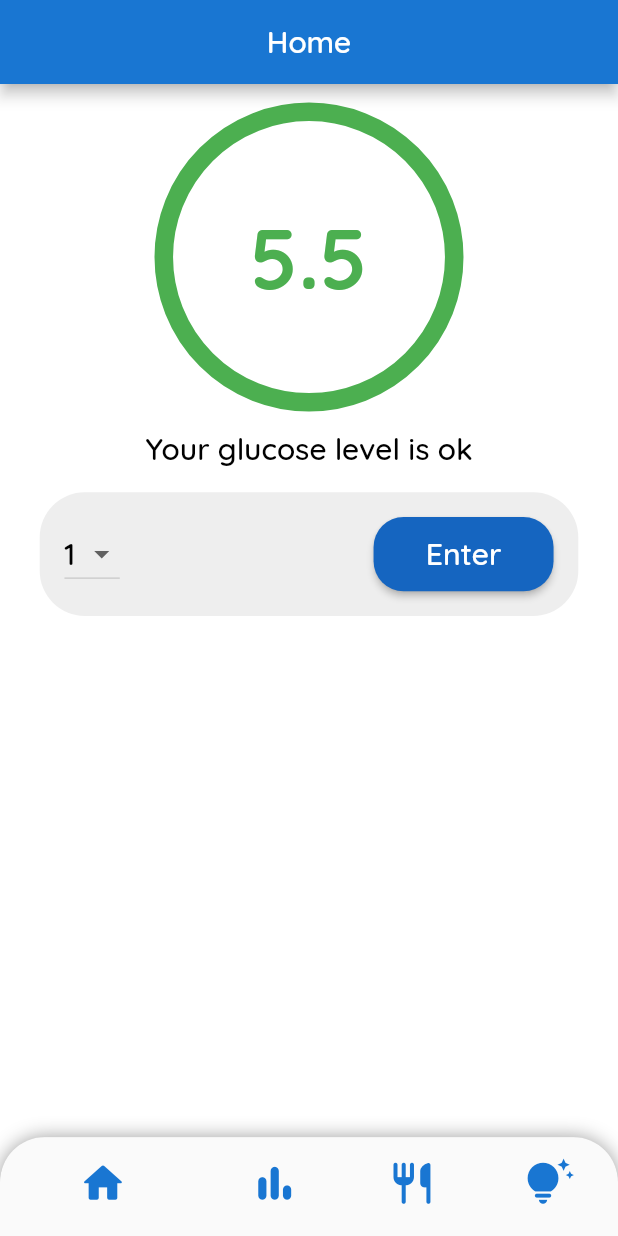
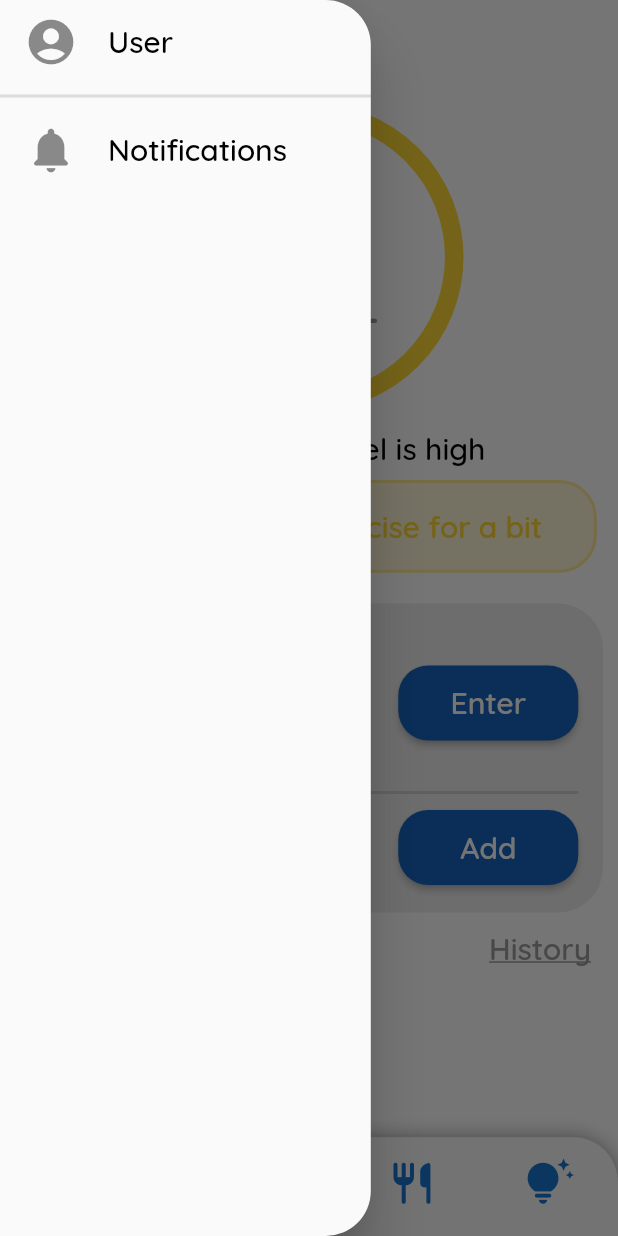
Before and after one commit to assanbayg/dselect, a Flutter app: the screen it shows after launch, with the side drawer open (before the commit the screen has no drawer), on a phone screen of 412 x 824 dp. Run offline on Flutter 3.47's test engine with Material 2 defaults, Android fonts, the phone set to English and light mode, and no system bars; our stand-ins replace fl_chart.

Commit message:
added chart screen

```diff
--- a/lib/main.dart
+++ b/lib/main.dart
@@ -3,6 +3,7 @@ import 'package:provider/provider.dart';
 
 import 'theme.dart';
 import 'providers/glucose_level.dart';
+import 'providers/insulin.dart';
 import 'screens/nav_bar.dart';
 
 void main() {
@@ -17,6 +18,7 @@ class MyApp extends StatelessWidget {
     return MultiProvider(
       providers: [
         ChangeNotifierProvider(create: (context) => GlucoseLevel()),
+        ChangeNotifierProvider(create: (context) => Insulin()),
       ],
       child: MaterialApp(
         debugShowCheckedModeBanner: false,
--- a/lib/providers/glucose_level.dart
+++ b/lib/providers/glucose_level.dart
@@ -2,6 +2,57 @@ import 'package:flutter/material.dart';
 
 class GlucoseLevel with ChangeNotifier {
   //normal range is 3.3-5.5 mmol/L
-  double glucoseLevel = 5.5;
-  List<double> glucoseLevelList = [];
+  Map<String, double> glucoseLevelRange = {
+    'low': 3.3,
+    'high': 5.5,
+    'extreme': 15.5,
+  };
+
+  List<double> glucoseLevelList = [
+    11.7,
+    10.4,
+    9.8,
+    14.7,
+    14,
+    13.5,
+    12,
+    13.8,
+    14.5,
+    15.5,
+    13,
+    11,
+    5,
+    10.8,
+    9,
+    6,
+    8.9,
+    9.7,
+    10.9,
+    10.4,
+    11.6,
+    8.7,
+    7.5,
+    5.9,
+    6.6,
+  ];
+
+  double get max {
+    double maxVal = 0.0;
+    for (double val in glucoseLevelList) {
+      if (val > maxVal) {
+        maxVal = val;
+      }
+    }
+    return maxVal;
+  }
+
+  double get min {
+    double minVal = 100;
+    for (double val in glucoseLevelList) {
+      if (val < minVal) {
+        minVal = val;
+      }
+    }
+    return minVal;
+  }
 }
--- a/lib/providers/insulin.dart
+++ b/lib/providers/insulin.dart
@@ -1,8 +1,15 @@
-// import 'package:flutter/material.dart';
+import 'package:flutter/material.dart';
 
-// class Insulin with ChangeNotifier {
-//     List<String> insulinTypes = [];
-//     Map<> lastEnter = {
-//       'type' : insulinTypes[0],
-//     };
-// }
+class Insulin with ChangeNotifier {
+  final List<String> _insulinTypes = [
+    'rapid-acting',
+    'short-acting',
+    'intermediate-acting',
+    'mixed',
+    'long-acting',
+  ];
+  List<int> _dose = [1, 2, 3, 4, 5, 6, 7, 8, 9, 10];
+
+  List<String> get insulinTypes => _insulinTypes;
+  List<int> get dose => _dose;
+}
--- a/lib/screens/home_screen.dart
+++ b/lib/screens/home_screen.dart
@@ -1,8 +1,7 @@
-import 'package:dselect/widgets/insulin_enter.dart';
 import 'package:flutter/material.dart';
 
-import '../widgets/my_app_bar.dart';
 import '../widgets/circle_chart.dart';
+import '../widgets/insulin_enter.dart';
 
 class HomeScreen extends StatelessWidget {
   const HomeScreen({super.key});
@@ -12,14 +11,31 @@ class HomeScreen extends StatelessWidget {
     ThemeData theme = Theme.of(context);
     Size size = MediaQuery.of(context).size;
     return Scaffold(
-      appBar: MyAppBar(title: 'Home'),
+      appBar: AppBar(
+        title: Text('Hello, Venera', style: theme.textTheme.headlineSmall),
+        backgroundColor: Colors.transparent,
+        elevation: 0,
+      ),
       body: Padding(
         padding: const EdgeInsets.symmetric(horizontal: 10),
-        child: Column(
-          children: const [
-            CircleChart(),
-            InsulinEnter(),
-          ],
+        child: SingleChildScrollView(
+          child: Column(
+            children: [
+              const CircleChart(),
+              //const GlucoseLevelEnter(),
+              const InsulinEnter(),
+              Row(
+                mainAxisAlignment: MainAxisAlignment.end,
+                children: [
+                  TextButton(
+                    onPressed: () {},
+                    child: const Text('History',
+                        style: TextStyle(color: Colors.grey)),
+                  ),
+                ],
+              ),
+            ],
+          ),
         ),
       ),
     );
--- a/lib/screens/nav_bar.dart
+++ b/lib/screens/nav_bar.dart
@@ -1,5 +1,8 @@
-import 'package:dselect/screens/home_screen.dart';
 import 'package:flutter/material.dart';
+
+import '../widgets/my_drawer.dart';
+import 'home_screen.dart';
+import 'chart_screen.dart';
 
 class NavigationBarScreen extends StatefulWidget {
   static const routeName = '/nav-bar';
@@ -13,7 +16,7 @@ class _NavigationBarScreenState extends State<NavigationBarScreen> {
   var selectedIndex = 0;
   static List<Widget> screens = [
     HomeScreen(),
-    Center(),
+    ChartScreen(),
     Center(),
     Center(),
   ];
@@ -75,6 +78,7 @@ class _NavigationBarScreenState extends State<NavigationBarScreen> {
           ),
         ),
       ),
+      drawer: MyDrawer(),
     );
   }
 }
--- a/lib/widgets/circle_chart.dart
+++ b/lib/widgets/circle_chart.dart
@@ -12,40 +12,52 @@ class CircleChart extends StatefulWidget {
 class _CircleChartState extends State<CircleChart> {
   @override
   Widget build(BuildContext context) {
-    double glucoseLevel = Provider.of<GlucoseLevel>(context).glucoseLevel;
-    String levelText = 'Your glucose level is ok!';
+    Size size = MediaQuery.of(context).size;
+    double glucoseLevel =
+        Provider.of<GlucoseLevel>(context).glucoseLevelList.last;
+    Map<String, double> glucoseLevelRange =
+        Provider.of<GlucoseLevel>(context).glucoseLevelRange;
+
+    String levelText = '';
+    String tipText = '';
     Color color = Colors.green;
 
-    if (glucoseLevel >= 3.3 && glucoseLevel <= 5.5) {
+    if (glucoseLevel >= glucoseLevelRange['low']! &&
+        glucoseLevel <= glucoseLevelRange['high']!) {
       setState(() {
         levelText = 'Your glucose level is ok';
+        tipText = 'Relax, no need to worry';
         color = Colors.green;
       });
     }
-    if (glucoseLevel > 10) {
+    if (glucoseLevel > glucoseLevelRange['extreme']!) {
       setState(() {
         levelText = 'Your glucose level is very high!';
+        tipText = 'You need to have rapid-acting insulin!';
         color = Colors.red;
       });
     }
-    if (glucoseLevel > 5.5 && glucoseLevel <= 10) {
+    if (glucoseLevel > glucoseLevelRange['high']! &&
+        glucoseLevel <= glucoseLevelRange['extreme']!) {
       setState(() {
         levelText = 'Your glucose level is high';
-        color = Colors.yellow;
+        tipText = 'Have a walk and exercise for a bit';
+        color = Colors.yellow.shade600;
       });
     }
-    if (glucoseLevel < 3.3) {
+    if (glucoseLevel < glucoseLevelRange['low']!) {
       setState(() {
         levelText = 'Your glucose level is low!';
+        tipText = 'Try to it something sweet';
         color = Colors.red;
       });
     }
     return Column(
       children: [
         Container(
-          height: MediaQuery.of(context).size.width * 0.5,
+          height: size.width * 0.5,
           margin: EdgeInsets.symmetric(
-            vertical: MediaQuery.of(context).size.width * 0.03,
+            vertical: size.width * 0.03,
           ),
           alignment: Alignment.center,
           decoration: BoxDecoration(
@@ -53,18 +65,48 @@ class _CircleChartState extends State<CircleChart> {
             shape: BoxShape.circle,
             border: Border.all(
               color: color,
-              width: MediaQuery.of(context).size.width * 0.03,
+              width: size.width * 0.03,
             ),
           ),
-          child: Text(
-            glucoseLevel.toString(),
-            style: Theme.of(context)
-                .textTheme
-                .displayMedium!
-                .copyWith(color: color),
+          child: Column(
+            mainAxisAlignment: MainAxisAlignment.center,
+            children: [
+              Text(
+                glucoseLevel.toString(),
+                style: Theme.of(context)
+                    .textTheme
+                    .displayMedium!
+                    .copyWith(color: color),
+              ),
+              Text(
+                'mmol/L',
+                style: Theme.of(context)
+                    .textTheme
+                    .headlineSmall!
+                    .copyWith(color: Colors.grey),
+              ),
+            ],
           ),
         ),
         Text(levelText),
+        Container(
+          height: size.height * 0.075,
+          width: double.infinity,
+          margin: EdgeInsets.only(
+            top: size.width * 0.02,
+            left: size.width * 0.01,
+            right: size.width * 0.01,
+          ),
+          padding: EdgeInsets.symmetric(
+              vertical: size.height * 0.02, horizontal: size.height * 0.03),
+          alignment: Alignment.centerLeft,
+          decoration: BoxDecoration(
+            color: color.withOpacity(0.2),
+            border: Border.all(width: 2, color: color.withOpacity(0.4)),
+            borderRadius: BorderRadius.circular(25),
+          ),
+          child: Text(tipText, style: TextStyle(color: color)),
+        )
       ],
     );
   }
--- a/lib/widgets/insulin_enter.dart
+++ b/lib/widgets/insulin_enter.dart
@@ -1,4 +1,7 @@
 import 'package:flutter/material.dart';
+import 'package:provider/provider.dart';
+
+import '../providers/insulin.dart';
 
 class InsulinEnter extends StatelessWidget {
   const InsulinEnter({super.key});
@@ -6,22 +9,38 @@ class InsulinEnter extends StatelessWidget {
   @override
   Widget build(BuildContext context) {
     Size size = MediaQuery.of(context).size;
-    List<int> list = [1, 2, 3, 4, 5, 6, 7];
-    int dropdownButtonValue = list.first;
+    List<int> list = Provider.of<Insulin>(context).dose;
+    List<String> insulinTypes = Provider.of<Insulin>(context).insulinTypes;
+
+    int doseValue = list.first;
+    String type = insulinTypes.first;
 
     return Container(
-      height: size.height * 0.10,
-      margin: EdgeInsets.all(size.height * 0.02),
+      height: size.height * 0.25,
+      margin: EdgeInsets.only(
+        top: size.width * 0.05,
+      ),
       padding: EdgeInsets.all(size.height * 0.02),
       decoration: BoxDecoration(
         color: Colors.grey.shade200,
         borderRadius: BorderRadius.circular(30),
       ),
-      child: Row(
+      child: Column(
+        mainAxisAlignment: MainAxisAlignment.spaceAround,
+        children: [
+          Row(
             mainAxisAlignment: MainAxisAlignment.spaceBetween,
             children: [
+              Column(
+                mainAxisAlignment: MainAxisAlignment.center,
+                crossAxisAlignment: CrossAxisAlignment.end,
+                children: [
+                  Row(
+                    children: [
+                      const Text('Bread Units'),
+                      SizedBox(width: size.width * 0.15),
                       DropdownButton(
-            value: dropdownButtonValue,
+                        value: doseValue,
                         style: Theme.of(context).textTheme.bodyMedium,
                         onChanged: (val) {},
                         items: list.map<DropdownMenuItem<int>>((int value) {
@@ -31,12 +50,51 @@ class InsulinEnter extends StatelessWidget {
                           );
                         }).toList(),
                       ),
+                    ],
+                  ),
+                  DropdownButton(
+                    value: type,
+                    style: Theme.of(context).textTheme.bodyMedium,
+                    onChanged: (val) {},
+                    items: insulinTypes
+                        .map<DropdownMenuItem<String>>((String value) {
+                      return DropdownMenuItem<String>(
+                        value: value,
+                        child: Text(value),
+                      );
+                    }).toList(),
+                  ),
+                ],
+              ),
+              SizedBox(width: size.width * 0.03),
               ElevatedButton(
                 onPressed: () {},
                 child: const Text('Enter'),
               ),
             ],
           ),
+          const Divider(thickness: 2),
+          Row(
+            mainAxisAlignment: MainAxisAlignment.spaceBetween,
+            children: [
+              Row(
+                mainAxisAlignment: MainAxisAlignment.spaceBetween,
+                children: [
+                  const Text('Glucose level'),
+                  SizedBox(width: size.width * 0.08),
+                  SizedBox(
+                    width: size.width * 0.15,
+                    child: TextField(
+                        keyboardType: TextInputType.number,
+                        style: Theme.of(context).textTheme.bodyMedium),
+                  ),
+                ],
+              ),
+              ElevatedButton(onPressed: () {}, child: const Text('Add')),
+            ],
+          ),
+        ],
+      ),
     );
   }
 }
--- a/lib/widgets/my_app_bar.dart
+++ b/lib/widgets/my_app_bar.dart
@@ -3,10 +3,7 @@ import 'package:flutter/material.dart';
 class MyAppBar extends StatelessWidget with PreferredSizeWidget {
   final String title;
 
-  MyAppBar({
-    super.key,
-    required this.title,
-  });
+  MyAppBar({super.key, required this.title});
   @override
   Size get preferredSize => const Size.fromHeight(kToolbarHeight);
 
--- /dev/null
+++ b/lib/widgets/my_drawer.dart
@@ -0,0 +1,35 @@
+import 'package:flutter/material.dart';
+
+class MyDrawer extends StatelessWidget {
+  const MyDrawer({super.key});
+  @override
+  Widget build(BuildContext context) {
+    Widget buildListTile(String title, IconData icon, Function()? tapHandler) {
+      return ListTile(
+        title: Text(
+          title,
+          style: Theme.of(context).textTheme.bodyMedium,
+        ),
+        leading: Icon(icon, size: 36),
+        onTap: tapHandler,
+      );
+    }
+
+    return SafeArea(
+      child: Drawer(
+        width: MediaQuery.of(context).size.width * 0.6,
+        shape: const RoundedRectangleBorder(
+          borderRadius: BorderRadius.only(
+            topRight: Radius.circular(30),
+            bottomRight: Radius.circular(30),
+          ),
+        ),
+        child: Column(children: [
+          buildListTile('User', Icons.account_circle_rounded, () {}),
+          const Divider(thickness: 2),
+          buildListTile('Notifications', Icons.notifications_rounded, () {}),
+        ]),
+      ),
+    );
+  }
+}
--- a/pubspec.yaml
+++ b/pubspec.yaml
@@ -35,6 +35,7 @@ dependencies:
   # Use with the CupertinoIcons class for iOS style icons.
   cupertino_icons: ^1.0.2
   provider: ^6.0.5
+  fl_chart: ^0.61.0
 
 dev_dependencies:
   flutter_test:
```
Also changed, not shown: lib/screens/chart_screen.dart (added, +22 -0 lines), lib/widgets/glucose_line_chart.dart (added, +205 -0 lines), lib/widgets/glucose_status.dart (added, +43 -0 lines). Lines whose indentation alone changed are shown as unchanged.
